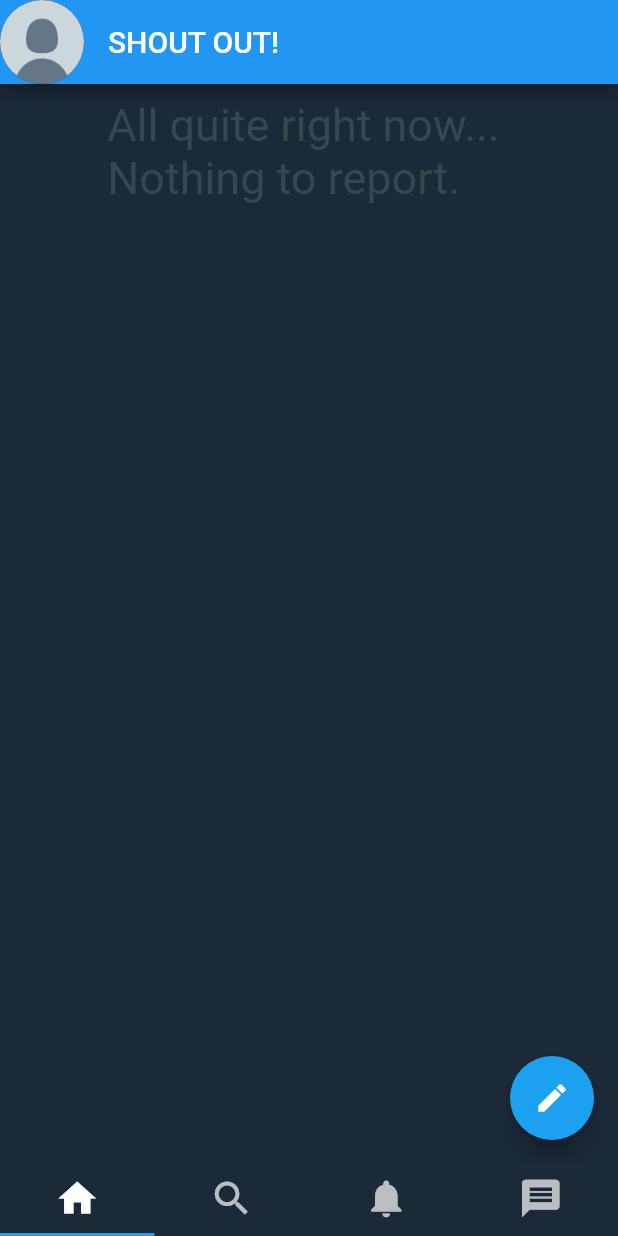
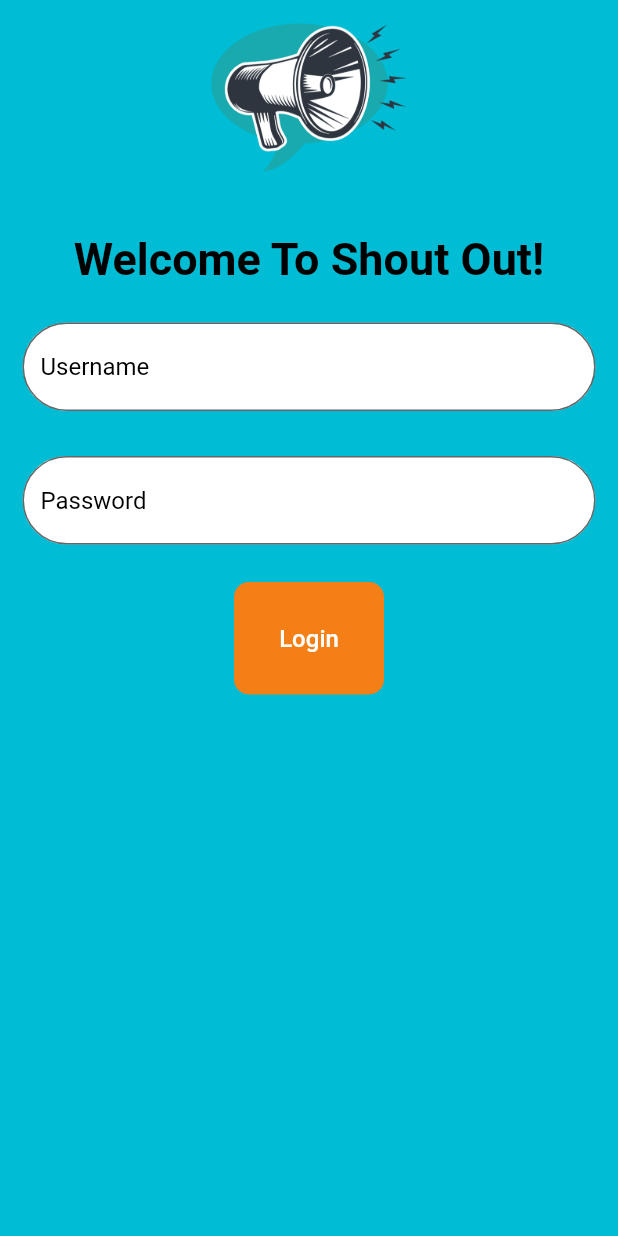
Before and after one commit to MicoT/OOP-MODULE3-EXAM, a Flutter app: the screen it shows after launch, on a phone screen of 412 x 824 dp. Run offline on Flutter 3.47's test engine with Material 2 defaults, Android fonts, the phone set to English and light mode, and no system bars; Roboto replaces fonts that are missing (Glacial Bold).

Commit message:
Merge branch 'main' of https://github.com/MicoT/OOP-MODULE3-EXAM

```diff
--- /dev/null
+++ b/lib/login_screen.dart
@@ -0,0 +1,122 @@
+import 'package:flutter/material.dart';
+import 'package:twitter/home.dart';
+
+class LoginScreen extends StatefulWidget {
+  const LoginScreen({Key? key}) : super(key: key);
+
+  @override
+  _LoginScreenState createState() => _LoginScreenState();
+}
+
+class _LoginScreenState extends State<LoginScreen> {
+  @override
+  Widget build(BuildContext context) {
+    final TextEditingController userController = TextEditingController();
+    final TextEditingController passwordController = TextEditingController();
+
+    void login(String username, String password) {
+      if (username == "admin" && password == "admin") {
+        Navigator.push(
+            context, MaterialPageRoute(builder: (context) => MyHome()));
+      } else {
+        const snackBar = SnackBar(
+            backgroundColor: Color(0xFFD50000),
+            content: Text("Error: Please Use Admin Credentials",
+                textAlign: TextAlign.center,
+                style: TextStyle(
+                    color: Colors.white, fontWeight: FontWeight.w900)));
+
+        ScaffoldMessenger.of(context).showSnackBar(snackBar);
+      }
+    }
+
+    return Scaffold(
+        backgroundColor: Colors.cyan,
+        body: Padding(
+            padding: const EdgeInsets.symmetric(vertical: 15, horizontal: 15),
+            child:
+                Column(mainAxisAlignment: MainAxisAlignment.center, children: [
+              Expanded(
+                  child: ListView(
+                children: [
+                  Container(
+                    height: 100,
+                    width: 100,
+                    decoration: const BoxDecoration(
+                      image: DecorationImage(
+                        image: AssetImage('assets/logo.png'),
+                      ),
+                    ),
+                  ),
+                  Container(
+                    margin: const EdgeInsets.only(top: 40),
+                    padding: const EdgeInsets.only(bottom: 25),
+                    child: const Center(
+                      child: Text(
+                        'Welcome To Shout Out!',
+                        style: TextStyle(
+                            color: Colors.black,
+                            fontFamily: 'Glacial Bold',
+                            fontSize: 30,
+                            fontWeight: FontWeight.w600),
+                      ),
+                    ),
+                  ),
+                  TextField(
+                    controller: userController,
+                    decoration: InputDecoration(
+                      border: OutlineInputBorder(
+                        borderRadius: BorderRadius.circular(80),
+                      ),
+                      hintText: 'Username',
+                      hintStyle: const TextStyle(color: Colors.black),
+                      fillColor: const Color(0xFFFFFFFF),
+                      filled: true,
+                    ),
+                  ),
+                  const Padding(padding: EdgeInsets.all(15)),
+                  TextField(
+                    controller: passwordController,
+                    obscureText: true,
+                    decoration: InputDecoration(
+                      border: OutlineInputBorder(
+                        borderRadius: BorderRadius.circular(80),
+                      ),
+                      hintText: 'Password',
+                      hintStyle: const TextStyle(color: Colors.black),
+                      fillColor: const Color(0xFFFFFFFF),
+                      filled: true,
+                    ),
+                  ),
+                  Align(
+                    alignment: Alignment.topCenter,
+                    child: Container(
+                      height: 75,
+                      width: 100,
+                      margin: const EdgeInsets.all(25),
+                      child: ElevatedButton(
+                        child:
+                            const Text('Login', style: TextStyle(fontSize: 16)),
+                        onPressed: () {
+                          login(userController.text, passwordController.text);
+                        },
+                        style: ButtonStyle(
+                          shape: MaterialStateProperty.all(
+                            RoundedRectangleBorder(
+                              borderRadius: BorderRadius.circular(10),
+                            ),
+                          ),
+                          padding: MaterialStateProperty.all(
+                              const EdgeInsets.all(15)),
+                          elevation: MaterialStateProperty.all(0),
+                          backgroundColor: MaterialStateProperty.all(
+                              const Color(0xFFF57F17)),
+                        ),
+                      ),
+                    ),
+                  )
+                ],
+              )),
+            ])));
+  }
+}
--- a/lib/main.dart
+++ b/lib/main.dart
@@ -1,6 +1,7 @@
 // ignore_for_file: use_key_in_widget_constructors
 
 import 'package:flutter/material.dart';
+import 'package:twitter/login_screen.dart';
 import 'home.dart';
 
 void main() => runApp(MyApp());
@@ -17,7 +18,7 @@ class MyApp extends StatelessWidget {
         // ignore: deprecated_member_use
         accentColor: const Color(0xff1CA1F1),
       ),
-      home: MyHome(),
+      home: LoginScreen(),
     );
   }
 }
--- a/pubspec.yaml
+++ b/pubspec.yaml
@@ -59,6 +59,7 @@ flutter:
   uses-material-design: true
   assets:
     - assets/DP.png
+    - assets/logo.png
   # To add assets to your application, add an assets section, like this:
   # assets:
   #   - images/a_dot_burr.jpeg
```
Also changed, not shown: assets/logo.png (added), pubspec.lock.
